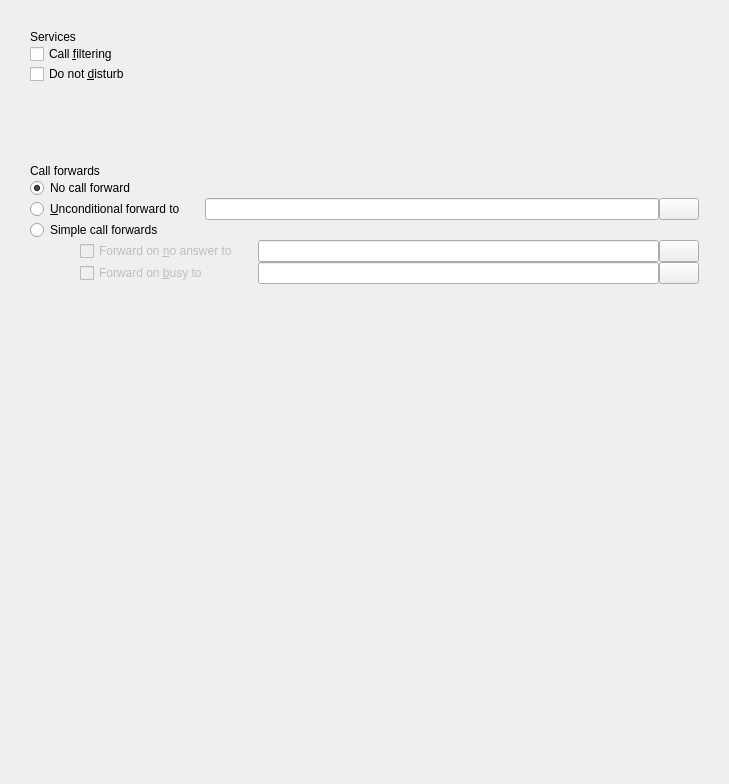
Old version of the form xivoclient/src/xlets/services/services_widget.ui in the repository wazo-platform/wazo-client-qt.
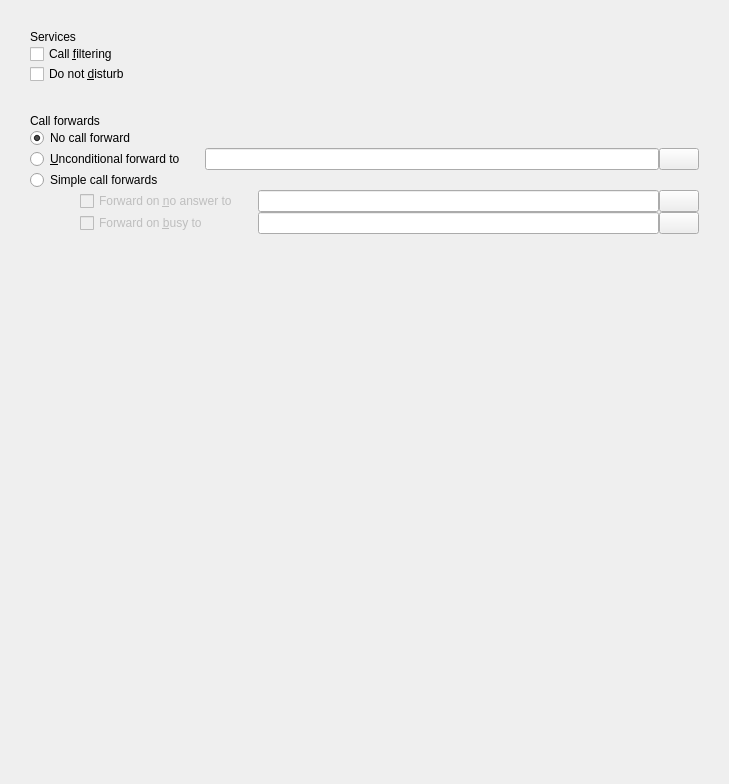
New version of the form. Icons and pictures are not drawn.

Commit message: remove blank to reduce size of service xlet

Diff of the .ui file:
```diff
--- a/xivoclient/src/xlets/services/services_widget.ui
+++ b/xivoclient/src/xlets/services/services_widget.ui
@@ -61,7 +61,7 @@
       <number>0</number>
      </property>
      <property name="bottomMargin">
-      <number>80</number>
+      <number>0</number>
      </property>
      <item>
       <widget class="QCheckBox" name="call_filtering_checkbox">
@@ -90,6 +90,22 @@
        </property>
       </widget>
      </item>
+     <item>
+      <spacer name="verticalSpacer_2">
+       <property name="orientation">
+        <enum>Qt::Vertical</enum>
+       </property>
+       <property name="sizeType">
+        <enum>QSizePolicy::Maximum</enum>
+       </property>
+       <property name="sizeHint" stdset="0">
+        <size>
+         <width>20</width>
+         <height>30</height>
+        </size>
+       </property>
+      </spacer>
+     </item>
     </layout>
    </item>
    <item>
```
The commit also changes 1 other file.
